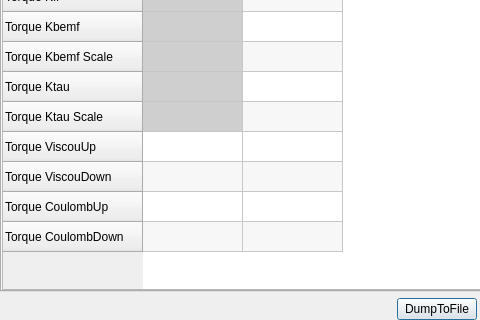
First picture: the form in src/yarpmotorgui/piddlg.ui, repository robotology/yarp, before the edit; both pictures show x 0 to 480 and y 333 to 653 of the 735 by 653 pixel window.
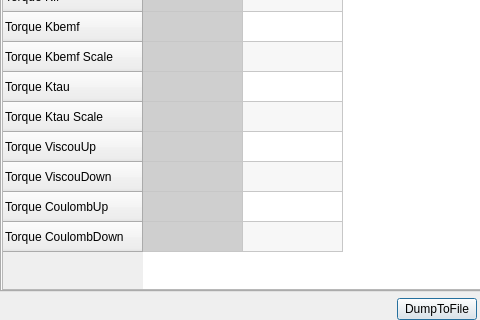
Second picture: the form after the edit. The open tabs and pages were chosen to show the change.

Commit message: Update piddlg.ui. Fix missing attributes for the new params in yarpmotorgui

What changed in the file:
```diff
--- a/src/yarpmotorgui/piddlg.ui
+++ b/src/yarpmotorgui/piddlg.ui
@@ -1422,6 +1422,98 @@
            <set>ItemIsSelectable|ItemIsEditable|ItemIsDragEnabled|ItemIsUserCheckable|ItemIsEnabled</set>
           </property>
          </item>
+         <item row="14" column="0">
+          <property name="background">
+           <brush brushstyle="SolidPattern">
+            <color alpha="255">
+             <red>207</red>
+             <green>207</green>
+             <blue>207</blue>
+            </color>
+           </brush>
+          </property>
+          <property name="foreground">
+           <brush brushstyle="SolidPattern">
+            <color alpha="255">
+             <red>35</red>
+             <green>38</green>
+             <blue>41</blue>
+            </color>
+           </brush>
+          </property>
+          <property name="flags">
+           <set>ItemIsEnabled</set>
+          </property>
+         </item>
+         <item row="15" column="0">
+          <property name="background">
+           <brush brushstyle="SolidPattern">
+            <color alpha="255">
+             <red>207</red>
+             <green>207</green>
+             <blue>207</blue>
+            </color>
+           </brush>
+          </property>
+          <property name="foreground">
+           <brush brushstyle="SolidPattern">
+            <color alpha="255">
+             <red>35</red>
+             <green>38</green>
+             <blue>41</blue>
+            </color>
+           </brush>
+          </property>
+          <property name="flags">
+           <set>ItemIsEnabled</set>
+          </property>
+         </item>
+         <item row="16" column="0">
+          <property name="background">
+           <brush brushstyle="SolidPattern">
+            <color alpha="255">
+             <red>207</red>
+             <green>207</green>
+             <blue>207</blue>
+            </color>
+           </brush>
+          </property>
+          <property name="foreground">
+           <brush brushstyle="SolidPattern">
+            <color alpha="255">
+             <red>35</red>
+             <green>38</green>
+             <blue>41</blue>
+            </color>
+           </brush>
+          </property>
+          <property name="flags">
+           <set>ItemIsEnabled</set>
+          </property>
+         </item>
+         <item row="17" column="0">
+          <property name="background">
+           <brush brushstyle="SolidPattern">
+            <color alpha="255">
+             <red>207</red>
+             <green>207</green>
+             <blue>207</blue>
+            </color>
+           </brush>
+          </property>
+          <property name="foreground">
+           <brush brushstyle="SolidPattern">
+            <color alpha="255">
+             <red>35</red>
+             <green>38</green>
+             <blue>41</blue>
+            </color>
+           </brush>
+          </property>
+          <property name="flags">
+           <set>ItemIsEnabled</set>
+          </property>
+         </item>
         </widget>
        </item>
       </layout>
```
Left out of the diff: 2 changed lines with no effect on the pictures.
